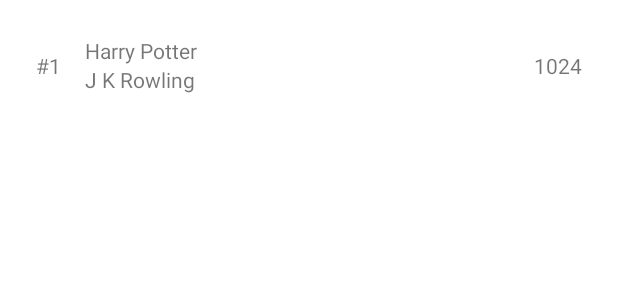
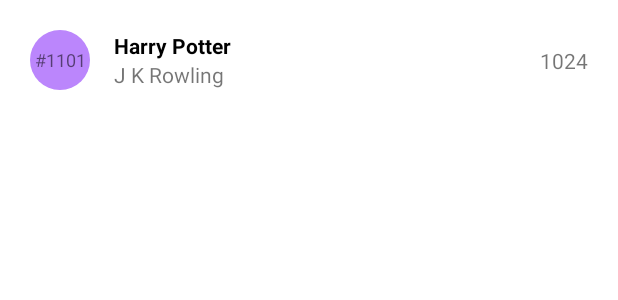
Before and after one commit to developingdeveloper-tech/data-persistence-room-example, an Android app: the layout books_list_item.xml on its own in the app's theme, with its tools: preview values and no code run, on a phone screen of 412 x 824 dp. Shown: the top 300 px of the screen. Run offline under Robolectric (Android 15) with nearby library versions, the phone set to English and light mode, and no system bars.

Commit message:
Minor layout changes

```diff
--- /dev/null
+++ b/app/src/main/res/drawable/rounded_background.xml
@@ -0,0 +1,10 @@
+<?xml version="1.0" encoding="utf-8"?>
+<shape xmlns:android="http://schemas.android.com/apk/res/android"
+    android:shape="oval">
+
+    <corners android:radius="32dp" />
+
+    <solid android:color="@color/purple_200" />
+
+
+</shape>
--- a/app/src/main/res/layout/books_list_item.xml
+++ b/app/src/main/res/layout/books_list_item.xml
@@ -15,17 +15,20 @@
         android:layout_width="match_parent"
         android:layout_height="wrap_content"
         android:layout_margin="8dp"
-        android:padding="16dp">
+        android:padding="12dp">
 
         <TextView
             android:id="@+id/id_text_view"
-            android:layout_width="wrap_content"
-            android:layout_height="wrap_content"
-            android:text="@{String.valueOf(book.id)}"
+            android:layout_width="40dp"
+            android:layout_height="40dp"
+            android:background="@drawable/rounded_background"
+            android:gravity="center"
+            android:text="@{String.valueOf(`#` + book.id)}"
+            android:textSize="12sp"
             app:layout_constraintBottom_toBottomOf="parent"
             app:layout_constraintStart_toStartOf="parent"
             app:layout_constraintTop_toTopOf="parent"
-            tools:text="#1" />
+            tools:text="#1101" />
 
         <TextView
             android:id="@+id/title_text_view"
@@ -33,11 +36,13 @@
             android:layout_height="wrap_content"
             android:layout_marginStart="16dp"
             android:text="@{book.title}"
-            app:layout_constraintVertical_chainStyle="packed"
+            android:textColor="@color/black"
+            android:textStyle="bold"
             app:layout_constraintBottom_toTopOf="@id/description_text_view"
             app:layout_constraintEnd_toStartOf="@+id/published_on_text_view"
             app:layout_constraintStart_toEndOf="@id/id_text_view"
             app:layout_constraintTop_toTopOf="parent"
+            app:layout_constraintVertical_chainStyle="packed"
             tools:text="Harry Potter" />
 
         <TextView
```
